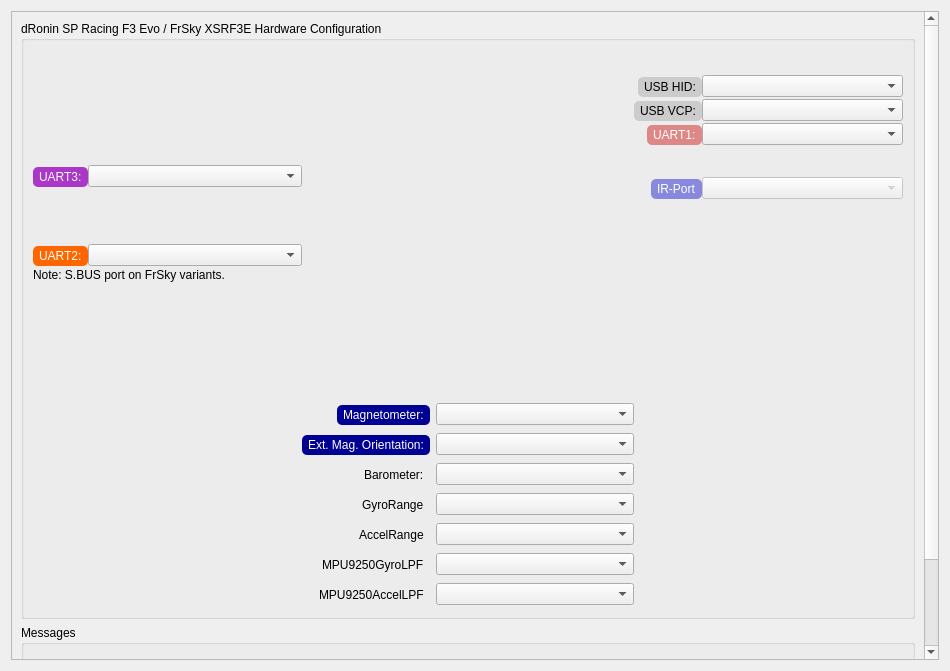
Old version of the form ground/gcs/src/plugins/boards_dronin/sprf3econfiguration.ui in the repository d-ronin/dRonin.
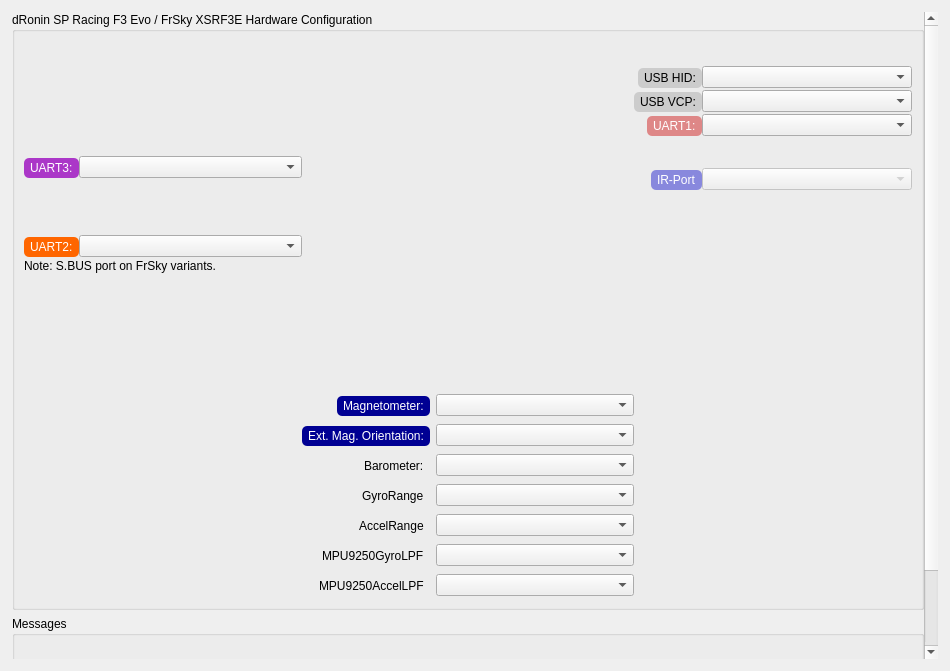
New version of the form. Icons and pictures are not drawn.

Commit message: gcs,sprf3e: UI tweaks. Removed black border.

Diff of the .ui file:
```diff
--- a/ground/gcs/src/plugins/boards_dronin/sprf3econfiguration.ui
+++ b/ground/gcs/src/plugins/boards_dronin/sprf3econfiguration.ui
@@ -26,8 +26,26 @@
    <string>Form</string>
   </property>
   <layout class="QVBoxLayout" name="verticalLayout">
+   <property name="leftMargin">
+    <number>12</number>
+   </property>
+   <property name="topMargin">
+    <number>12</number>
+   </property>
+   <property name="rightMargin">
+    <number>12</number>
+   </property>
+   <property name="bottomMargin">
+    <number>12</number>
+   </property>
    <item>
     <widget class="QScrollArea" name="scrollArea">
+     <property name="frameShape">
+      <enum>QFrame::NoFrame</enum>
+     </property>
+     <property name="frameShadow">
+      <enum>QFrame::Plain</enum>
+     </property>
      <property name="sizeAdjustPolicy">
       <enum>QAbstractScrollArea::AdjustToContents</enum>
      </property>
@@ -41,12 +59,24 @@
       <property name="geometry">
        <rect>
         <x>0</x>
-        <y>0</y>
-        <width>913</width>
-        <height>683</height>
+        <y>-80</y>
+        <width>909</width>
+        <height>729</height>
        </rect>
       </property>
       <layout class="QVBoxLayout" name="verticalLayout_5">
+       <property name="leftMargin">
+        <number>0</number>
+       </property>
+       <property name="topMargin">
+        <number>0</number>
+       </property>
+       <property name="rightMargin">
+        <number>0</number>
+       </property>
+       <property name="bottomMargin">
+        <number>0</number>
+       </property>
        <item>
         <widget class="QGroupBox" name="groupBox">
          <property name="title">
@@ -709,7 +739,7 @@
            <property name="sizeHint" stdset="0">
             <size>
              <width>40</width>
-             <height>20</height>
+             <height>25</height>
             </size>
            </property>
           </spacer>
```
